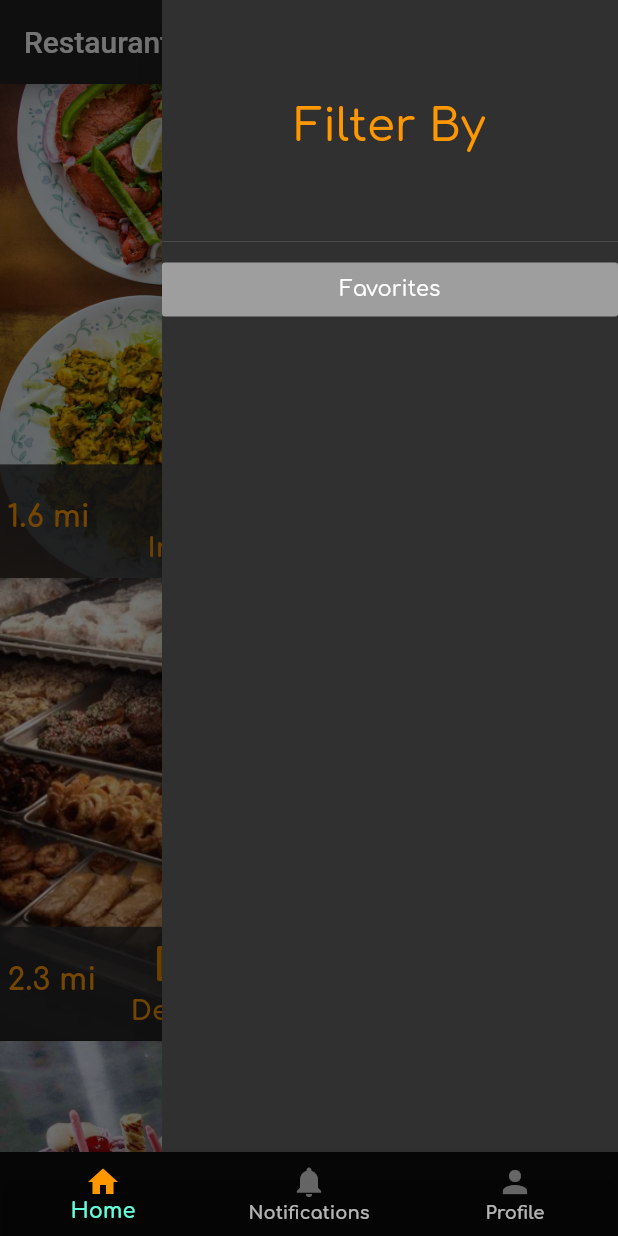
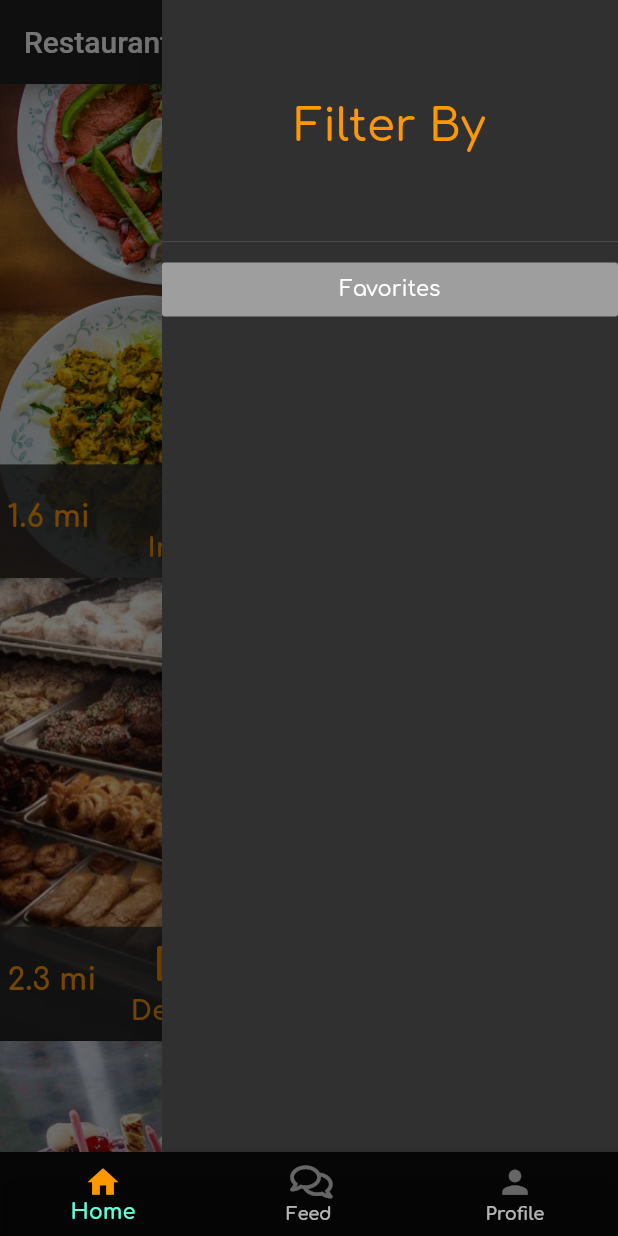
Before and after one commit to Sbr2251/CheapEats, a Flutter app: the screen it shows after launch, after a tap on the "filter list" icon, on a phone screen of 412 x 824 dp. Run offline on Flutter 3.47's test engine with Material 2 defaults, Android fonts, the light colour scheme and no system bars; our stand-ins replace font_awesome_flutter, percent_indicator, splashscreen.

```diff
--- a/lib/main.dart
+++ b/lib/main.dart
@@ -4,6 +4,7 @@ import 'package:splashscreen/splashscreen.dart';
 import 'home.dart';
 import 'notifications.dart';
 import 'profile.dart';
+import 'package:font_awesome_flutter/font_awesome_flutter.dart';
 
 void main() {
   runApp(new MaterialApp(
@@ -84,23 +85,27 @@ class _AfterSplashState extends State<AfterSplash> {
           BottomNavigationBarItem(
             icon: Icon(
               Icons.home,
+              size: 25,
               color: _currentIndex == 0 ? Colors.orange : Colors.white38,
             ),
             title: Text(
               'Home',
               style: TextStyle(
+                fontSize: 15,
                 color: _currentIndex == 0 ? Colors.orange : Colors.white38,
               ),
             ),
           ),
           BottomNavigationBarItem(
             icon: Icon(
-              Icons.notifications,
+              FontAwesomeIcons.comments,
               color: _currentIndex == 1 ? Colors.orange : Colors.white38,
+              size: 25,
             ),
             title: Text(
-              'Notifications',
+              'Feed',
               style: TextStyle(
+                fontSize: 15,
                 color: _currentIndex == 1 ? Colors.orange : Colors.white38,
               ),
             ),
@@ -108,11 +113,13 @@ class _AfterSplashState extends State<AfterSplash> {
           BottomNavigationBarItem(
             icon: Icon(
               Icons.person,
+              size: 25,
               color: _currentIndex == 2 ? Colors.orange : Colors.white38,
             ),
             title: Text(
               'Profile',
               style: TextStyle(
+                fontSize: 15,
                 color: _currentIndex == 2 ? Colors.orange : Colors.white38,
               ),
             ),
--- a/lib/notifications.dart
+++ b/lib/notifications.dart
@@ -51,9 +51,8 @@ class _NotificationsState extends State<Notifications> {
   @override
   Widget build(BuildContext context) {
     return Scaffold(
-      appBar: AppBar(title: Center(child: Text('Friends & Favorites'))),
+      appBar: AppBar(title: Text('Friends & Favorites')),
       body: SafeArea(
-        child: Expanded(
         child: ListView.builder(
           itemCount: foodFeed.length,
           itemBuilder: (context, index) {
@@ -65,24 +64,19 @@ class _NotificationsState extends State<Notifications> {
                     ' ' +
                     foodFeed[index].foodDiscount,
                 style: TextStyle(
-                      fontFamily: 'Comfort',
-                      fontSize: 20,
-                      color: Colors.orange),
+                    fontFamily: 'Comfort', fontSize: 20, color: Colors.orange),
               ),
               subtitle: Text(
                 foodFeed[index].restaurantPickup,
                 style: TextStyle(
-                      fontFamily: 'Comfort',
-                      fontSize: 15,
-                      color: Colors.white70),
+                    fontFamily: 'Comfort', fontSize: 15, color: Colors.white70),
               ),
               leading: CircleAvatar(
                 backgroundImage:
                     AssetImage('assets/${foodFeed[index].restaurantPic}'),
                 radius: 20.0,
               ),
-                contentPadding:
-                    EdgeInsets.symmetric(vertical: 18, horizontal: 8),
+              contentPadding: EdgeInsets.symmetric(vertical: 18, horizontal: 8),
               trailing: Column(
                 children: <Widget>[
                   Icon(
@@ -98,7 +92,6 @@ class _NotificationsState extends State<Notifications> {
           },
         ),
       ),
-      ),
     );
   }
 }
--- a/lib/profile.dart
+++ b/lib/profile.dart
@@ -19,6 +19,8 @@ class Achievements {
     percentage = n;
   }
 }
+
+double textSize = 17;
 
 List<Achievements> targetList = [
   Achievements(
@@ -117,7 +119,7 @@ class Profile extends StatelessWidget {
                 child: Text('Achievements:',
                     textAlign: TextAlign.left,
                     style:
-                        TextStyle(fontWeight: FontWeight.bold, fontSize: 18))),
+                        TextStyle(fontWeight: FontWeight.bold, fontSize: 25))),
             Container(height: 3),
             SizedBox(
                 width: 350,
@@ -138,7 +140,9 @@ class Profile extends StatelessWidget {
                         title: Row(
                           children: <Widget>[
                             Text(targetList[index].restaurantName,
-                                style: TextStyle(color: Colors.orange)),
+                                style: TextStyle(
+                                    color: Colors.orange,
+                                    fontSize: textSize - 2)),
                             Expanded(
                               child: Column(
                                 crossAxisAlignment: CrossAxisAlignment.end,
@@ -149,21 +153,24 @@ class Profile extends StatelessWidget {
                                           targetList[index].progressMade +
                                           '/5)',
                                       style: TextStyle(
-                                          fontSize: 18, color: Colors.orange)),
+                                          fontSize: textSize,
+                                          color: Colors.orange)),
                                   Text(
                                       targetList[index].goal2 +
                                           '  (' +
                                           targetList[index].progressMade +
                                           '/5)',
                                       style: TextStyle(
-                                          fontSize: 18, color: Colors.orange)),
+                                          fontSize: textSize,
+                                          color: Colors.orange)),
                                   Text(
                                       targetList[index].goal3 +
                                           '  (' +
                                           targetList[index].progressMade +
                                           '/5)',
                                       style: TextStyle(
-                                          fontSize: 18, color: Colors.orange))
+                                          fontSize: textSize,
+                                          color: Colors.orange))
                                 ],
                               ),
                             )
@@ -172,7 +179,7 @@ class Profile extends StatelessWidget {
                         leading: CircularPercentIndicator(
                           radius: 50.0,
                           lineWidth: 5.0,
-                          percent: targetList[index].percentage,
+                          percent: 1 - targetList[index].percentage,
                           center: Text(
                             (targetList[index].percentage * 100)
                                     .toInt()
@@ -180,8 +187,8 @@ class Profile extends StatelessWidget {
                                 '%',
                             style: TextStyle(fontSize: 15),
                           ),
-                          progressColor: Colors.blue,
-                          backgroundColor: Colors.grey,
+                          progressColor: Colors.grey.shade700,
+                          backgroundColor: Colors.blue,
                         )),
                   );
                 },
--- a/pubspec.yaml
+++ b/pubspec.yaml
@@ -27,6 +27,7 @@ dependencies:
   cupertino_icons: ^0.1.3
   geolocator: ^5.3.2+2
   percent_indicator: "^2.1.5"
+  font_awesome_flutter: ^8.8.1
 
 
 dev_dependencies:
```
Also changed, not shown: pubspec.lock, 15 other files. Lines whose indentation alone changed are shown as unchanged.
